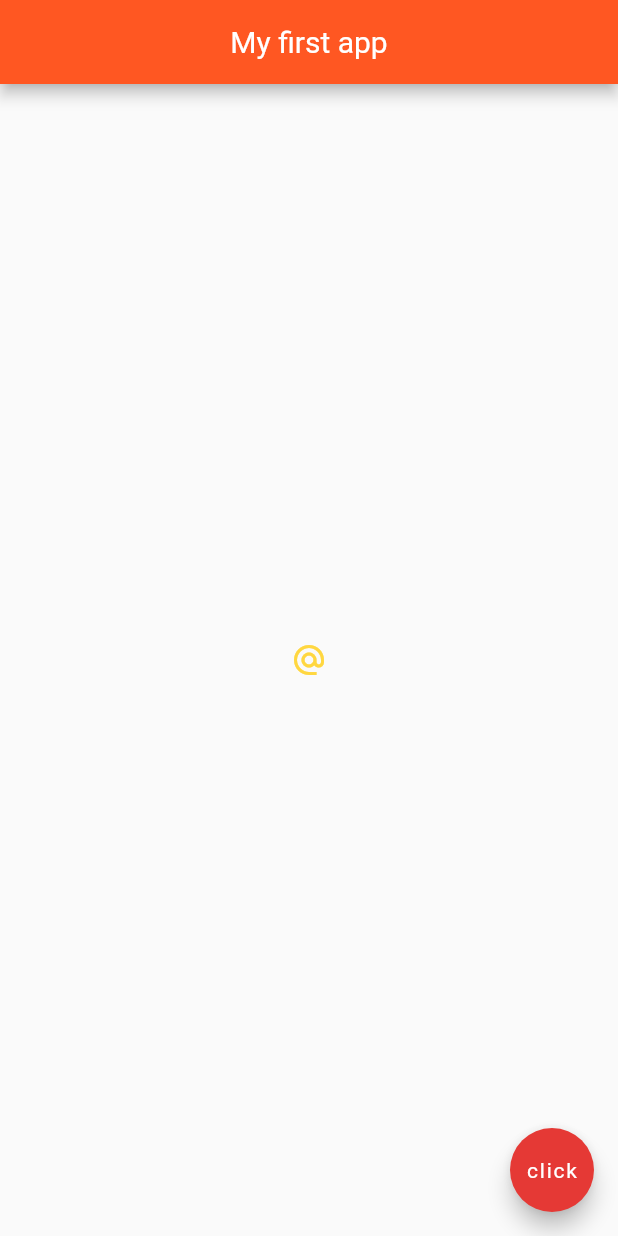
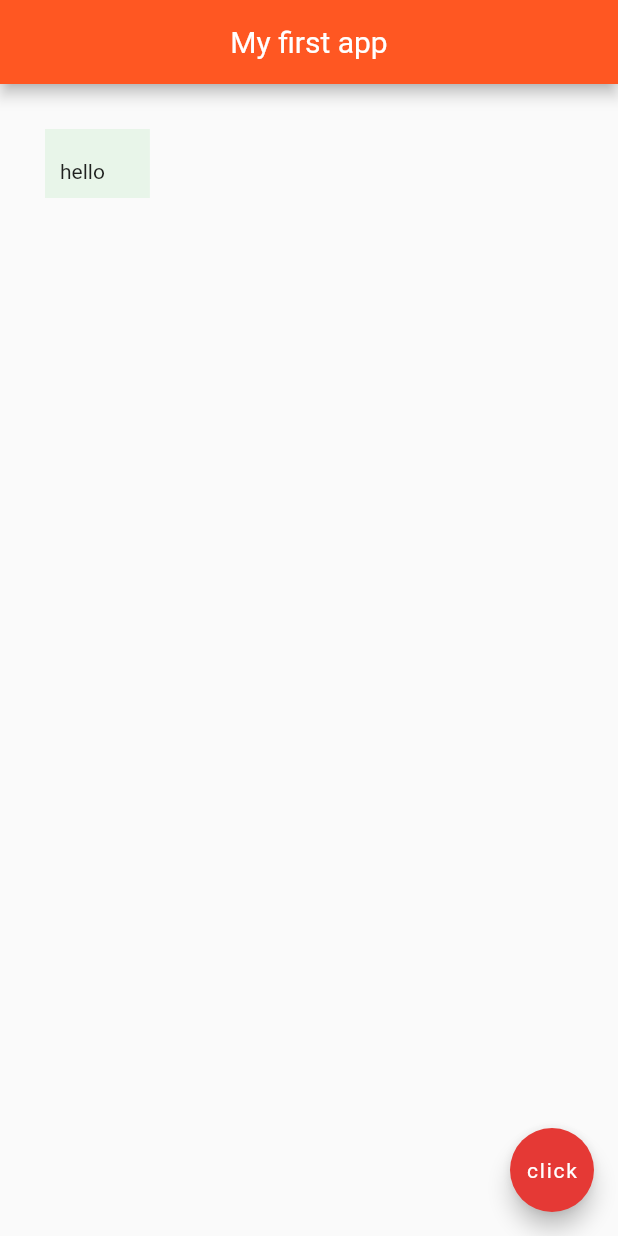
Before and after one commit to casprief/my_first_app, a Flutter app: the screen it shows after launch, on a phone screen of 412 x 824 dp. Run offline on Flutter 3.47's test engine with Material 2 defaults, Android fonts, the light colour scheme and no system bars.

Commit message:
Implement container

```diff
--- a/lib/main.dart
+++ b/lib/main.dart
@@ -1,3 +1,4 @@
+import 'package:flutter/cupertino.dart';
 import 'package:flutter/material.dart';
 
 void main() {
@@ -15,14 +16,11 @@ class Home extends StatelessWidget {
         centerTitle: true,
         backgroundColor: Colors.deepOrange,
       ),
-      body: Center(
-        child: IconButton(
-          onPressed: (){
-            print('sending email');
-          },
-          icon: Icon(Icons.alternate_email),
-          color: Colors.amberAccent,
-        )
+      body: Container(
+        padding: EdgeInsets.fromLTRB(10.0, 20.0, 30.0, 10.0),
+        margin: EdgeInsets.all(30.0),
+        color: Colors.green[50],
+        child: Text('hello'),
       ),
       floatingActionButton: FloatingActionButton(
         onPressed: () {},
```
